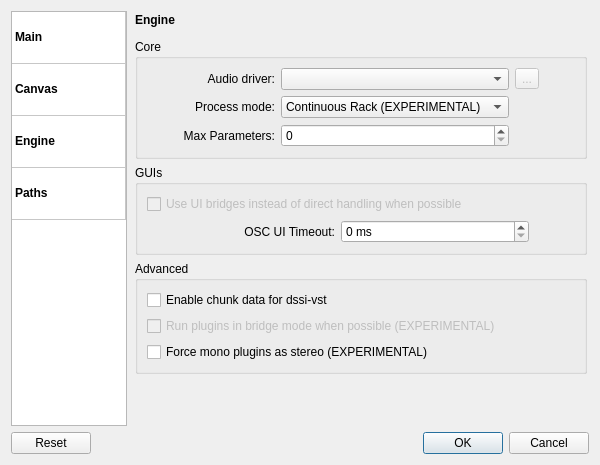
First picture: the form in resources/ui/carla_settings.ui, repository falkTX/Carla, before the edit.
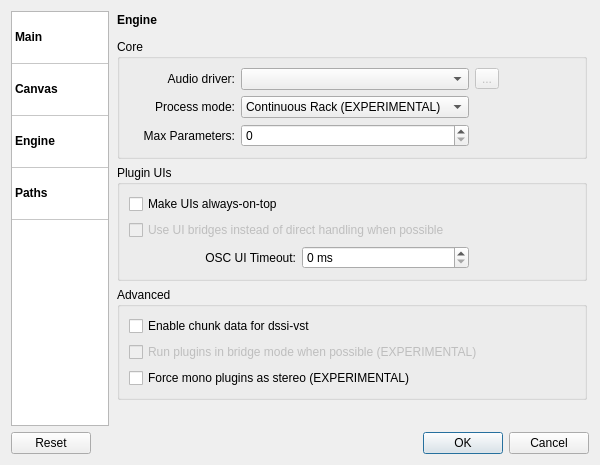
Second picture: the form after the edit. The open tabs and pages were chosen to show the change. Icons and pictures are not drawn.

```diff
--- a/resources/ui/carla_settings.ui
+++ b/resources/ui/carla_settings.ui
@@ -772,19 +772,6 @@
             <item row="0" column="2">
              <widget class="QComboBox" name="cb_engine_audio_driver"/>
             </item>
-            <item row="0" column="4">
-             <spacer name="horizontalSpacer_14">
-              <property name="orientation">
-               <enum>Qt::Horizontal</enum>
-              </property>
-              <property name="sizeHint" stdset="0">
-               <size>
-                <width>40</width>
-                <height>20</height>
-               </size>
-              </property>
-             </spacer>
-            </item>
             <item row="0" column="0">
              <spacer name="horizontalSpacer_11">
               <property name="orientation">
@@ -798,16 +785,32 @@
               </property>
              </spacer>
             </item>
+            <item row="1" column="3">
+             <spacer name="horizontalSpacer_14">
+              <property name="orientation">
+               <enum>Qt::Horizontal</enum>
+              </property>
+              <property name="sizeType">
+               <enum>QSizePolicy::Fixed</enum>
+              </property>
+              <property name="sizeHint" stdset="0">
+               <size>
+                <width>100</width>
+                <height>20</height>
+               </size>
+              </property>
+             </spacer>
+            </item>
            </layout>
           </widget>
          </item>
          <item>
           <widget class="QGroupBox" name="groupBox_8">
            <property name="title">
-            <string>GUIs</string>
+            <string>Plugin UIs</string>
            </property>
            <layout class="QGridLayout" name="gridLayout_8">
-            <item row="1" column="0">
+            <item row="4" column="0">
              <widget class="QLabel" name="label_12">
               <property name="toolTip">
                <string>How much time to wait for OSC GUIs to ping back the host</string>
@@ -820,7 +823,7 @@
               </property>
              </widget>
             </item>
-            <item row="1" column="1">
+            <item row="4" column="1">
              <widget class="QSpinBox" name="sb_engine_oscgui_timeout">
               <property name="toolTip">
                <string>How much time to wait for OSC GUIs to ping back the host</string>
@@ -833,7 +836,7 @@
               </property>
              </widget>
             </item>
-            <item row="1" column="2">
+            <item row="4" column="2">
              <spacer name="horizontalSpacer_9">
               <property name="orientation">
                <enum>Qt::Horizontal</enum>
@@ -843,13 +846,13 @@
               </property>
               <property name="sizeHint" stdset="0">
                <size>
-                <width>40</width>
+                <width>100</width>
                 <height>10</height>
                </size>
               </property>
              </spacer>
             </item>
-            <item row="0" column="0" colspan="3">
+            <item row="1" column="0" colspan="3">
              <widget class="QCheckBox" name="ch_engine_prefer_ui_bridges">
               <property name="enabled">
                <bool>false</bool>
@@ -862,6 +865,13 @@
               </property>
              </widget>
             </item>
+            <item row="0" column="0">
+             <widget class="QCheckBox" name="ch_engine_uis_always_on_top">
+              <property name="text">
+               <string>Make UIs always-on-top</string>
+              </property>
+             </widget>
+            </item>
            </layout>
           </widget>
          </item>
```
Left out of the diff: 2 changed lines with no effect on the pictures.
